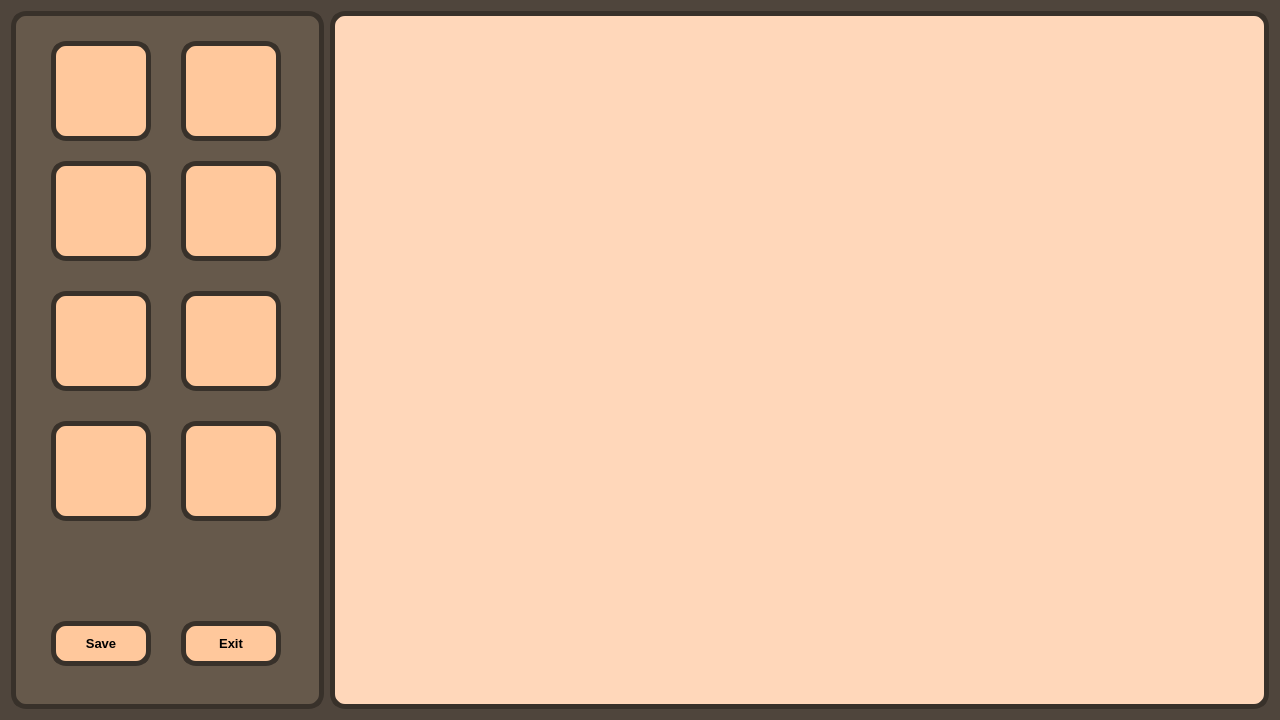
ArtemToporkov/Teeworlds, file levels_editor/editor.ui: the form before one commit.
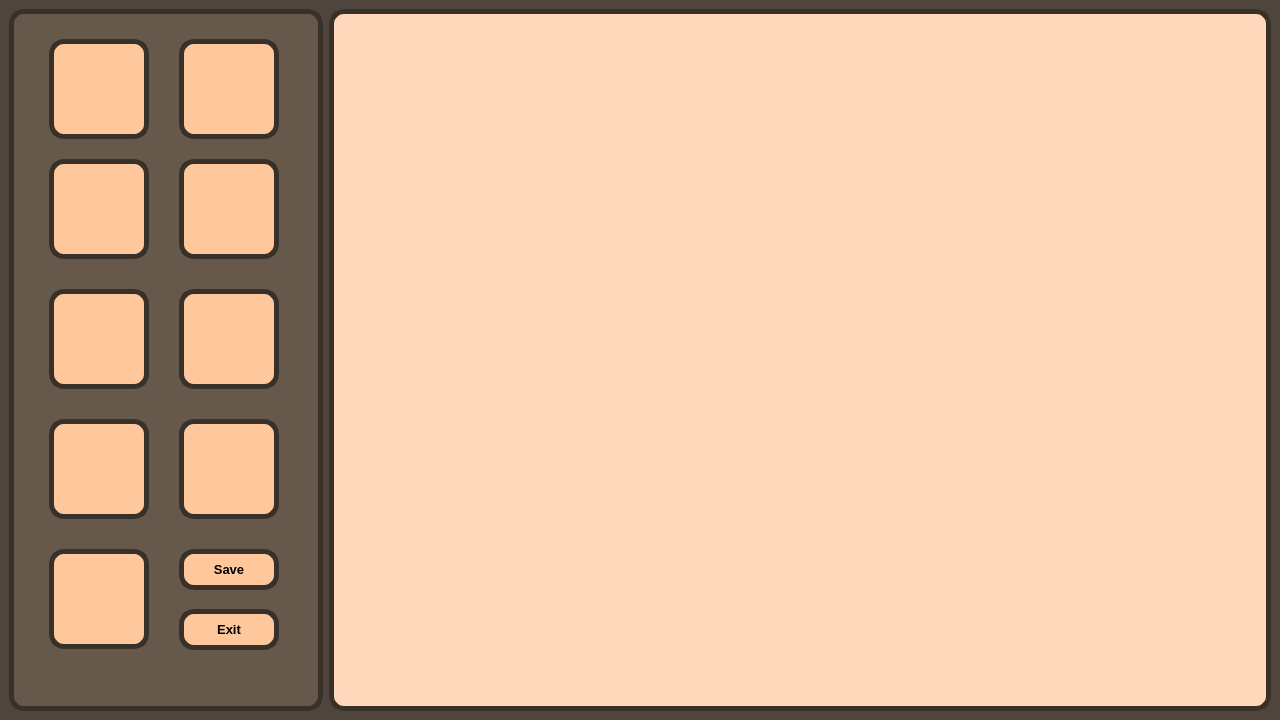
The form after the commit. Icons and pictures are not drawn.

What changed in the file:
```diff
--- a/levels_editor/editor.ui
+++ b/levels_editor/editor.ui
@@ -1,7 +1,7 @@
 <?xml version="1.0" encoding="UTF-8"?>
 <ui version="4.0">
- <class>WizardPage</class>
- <widget class="QWizardPage" name="WizardPage">
+ <class>MainWindow</class>
+ <widget class="QMainWindow" name="MainWindow">
   <property name="geometry">
    <rect>
     <x>0</x>
@@ -34,25 +34,9 @@
   <property name="styleSheet">
    <string notr="true">background-color: rgb(79, 69, 60);</string>
   </property>
-  <layout class="QGridLayout" name="gridLayout">
-   <item row="0" column="1">
-    <widget class="QWidget" name="widget_2" native="true">
-     <property name="sizePolicy">
-      <sizepolicy hsizetype="Preferred" vsizetype="Preferred">
-       <horstretch>3</horstretch>
-       <verstretch>0</verstretch>
-      </sizepolicy>
-     </property>
-     <property name="styleSheet">
-      <string notr="true">background-color: rgb(255, 215, 186);
-border: 5px solid #38312a; /* Коричневая рамка */
-border-radius: 15px; /* Скруглённые углы */
-padding: 5px; /* Дополнительное пространство внутри кнопки */
-color: #000000;</string>
-     </property>
-    </widget>
-   </item>
-   <item row="0" column="0">
+  <widget class="QWidget" name="centralwidget">
+   <layout class="QHBoxLayout" name="horizontalLayout">
+    <item>
     <widget class="QWidget" name="widget" native="true">
      <property name="sizePolicy">
       <sizepolicy hsizetype="Preferred" vsizetype="Preferred">
@@ -72,10 +56,10 @@
      <widget class="QPushButton" name="saveButton">
       <property name="geometry">
        <rect>
-        <x>40</x>
-        <y>610</y>
+         <x>170</x>
+         <y>540</y>
         <width>100</width>
-        <height>45</height>
+         <height>41</height>
        </rect>
       </property>
       <property name="font">
@@ -110,9 +94,9 @@
       <property name="geometry">
        <rect>
         <x>170</x>
-        <y>610</y>
+         <y>600</y>
         <width>100</width>
-        <height>45</height>
+         <height>41</height>
        </rect>
       </property>
       <property name="font">
@@ -447,9 +431,65 @@
        <string/>
       </property>
      </widget>
+      <widget class="QPushButton" name="deleteButton">
+       <property name="geometry">
+        <rect>
+         <x>40</x>
+         <y>540</y>
+         <width>100</width>
+         <height>100</height>
+        </rect>
+       </property>
+       <property name="font">
+        <font>
+         <family>Arial</family>
+         <pointsize>10</pointsize>
+         <weight>75</weight>
+         <bold>true</bold>
+        </font>
+       </property>
+       <property name="styleSheet">
+        <string notr="true">QPushButton {
+	image: url(:/platforms/delete.png);
+	background-color: #FFC89C;
+}
+
+QPushButton:hover {
+    background-color: #FFDBBF; /* Изменение цвета фона при наведении */
+}
+
+QPushButton:pressed {
+    background-color: #FFB881; /* Изменение цвета фона при нажатии */
+}
+
+
+</string>
+       </property>
+       <property name="text">
+        <string/>
+       </property>
+      </widget>
+     </widget>
+    </item>
+    <item>
+     <widget class="QGraphicsView" name="map">
+      <property name="sizePolicy">
+       <sizepolicy hsizetype="Expanding" vsizetype="Expanding">
+        <horstretch>3</horstretch>
+        <verstretch>0</verstretch>
+       </sizepolicy>
+      </property>
+      <property name="styleSheet">
+       <string notr="true">background-color: rgb(255, 215, 186);
+border: 5px solid #38312a; /* Коричневая рамка */
+border-radius: 15px; /* Скруглённые углы */
+padding: 5px; /* Дополнительное пространство внутри кнопки */
+color: #000000;</string>
+      </property>
     </widget>
    </item>
   </layout>
+  </widget>
  </widget>
  <resources>
   <include location="src/1.qrc"/>
```
Left out of the diff: 2 changed lines with no effect on the pictures. Lines whose indentation alone changed are shown as unchanged.
